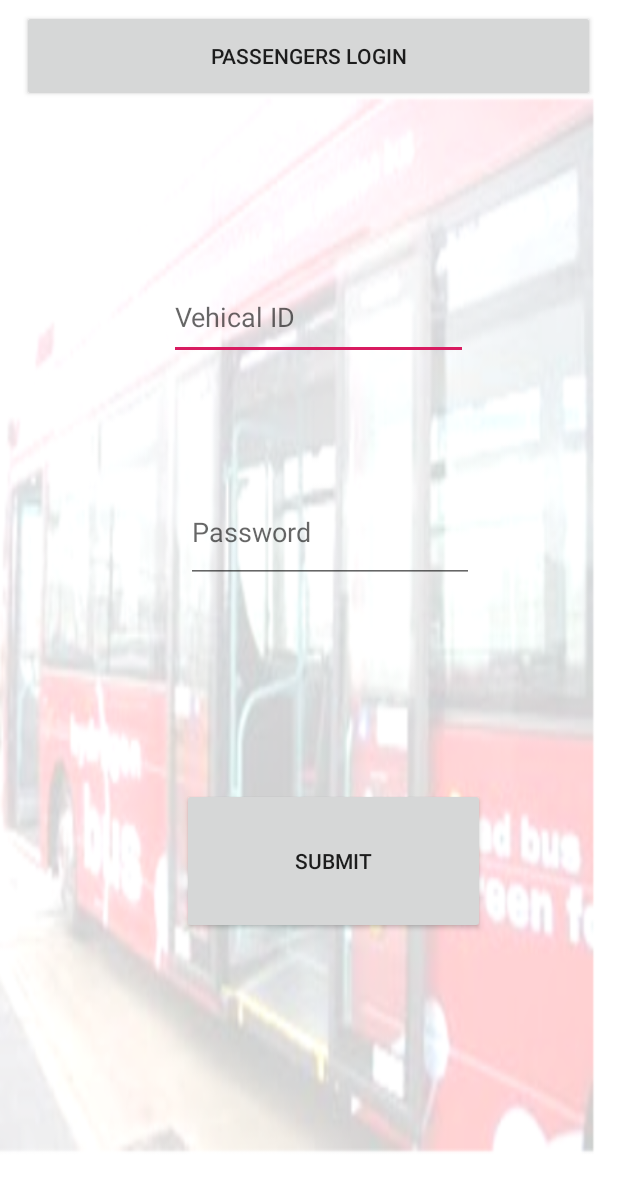
After one commit to vidushaNasome/Ticketing, an Android app: the layout activity_start.xml on its own in the app's theme, with its tools: preview values and no code run, on a phone screen of 412 x 824 dp. The commit adds this screen. Shown: the top 1191 px of the screen. Run offline under Robolectric (Android 15) with nearby library versions, the phone set to English and light mode, and no system bars.

Commit message:
commit sml chngs

```diff
--- a/app/build.gradle
+++ b/app/build.gradle
@@ -30,6 +30,9 @@ dependencies {
     implementation files('..\\libs\\activation.jar')
     implementation files('..\\libs\\additionnal.jar')
     implementation files('..\\libs\\mail.jar')
+    implementation 'com.google.android.material:material:1.2.1'
+    implementation 'androidx.annotation:annotation:1.1.0'
+    implementation 'androidx.lifecycle:lifecycle-extensions:2.2.0'
     testImplementation 'junit:junit:4.12'
     androidTestImplementation 'androidx.test:runner:1.1.1'
     androidTestImplementation 'androidx.test.espresso:espresso-core:3.1.1'
--- a/app/src/main/java/com/example/ticket/Login.java
+++ b/app/src/main/java/com/example/ticket/Login.java
@@ -53,7 +53,7 @@ public class Login extends AppCompatActivity {
         main_nav.setOnClickListener(new View.OnClickListener() {
             @Override
             public void onClick(View view) {
-                Intent i = new Intent(Login.this, MainActivity.class);
+                Intent i = new Intent(Login.this, StartActivity.class);
                 startActivity(i);
             }
         });
--- a/app/src/main/java/com/example/ticket/Ticketing.java
+++ b/app/src/main/java/com/example/ticket/Ticketing.java
@@ -138,8 +138,9 @@ public class Ticketing extends AppCompatActivity {
                 for (RouteFair xx : arrayList) {
                     //Toast.makeText(Ticketing.this, "inside he he he", Toast.LENGTH_SHORT).show();
                    // arrayListnew.add("Route ID: " + xx.getRouteId() + "\n Route: " + xx.getRoute() + "\n Fair:-" + xx.getFair());
-
-                    arrayListnew.add(xx.getRoute()+"@Route ID: " + xx.getRouteId() + " "  + "\n Fair:-" + xx.getFair());
+                    try {
+                        arrayListnew.add(xx.getRoute() + "@Route ID: " + xx.getRouteId() + " " + "\n Fair:-" + xx.getFair());
+                    }catch (Exception e){}
                 }
 
                 displayMethod();
--- /dev/null
+++ b/app/src/main/res/layout/activity_start.xml
@@ -0,0 +1,61 @@
+<?xml version="1.0" encoding="utf-8"?>
+<androidx.constraintlayout.widget.ConstraintLayout xmlns:android="http://schemas.android.com/apk/res/android"
+    xmlns:app="http://schemas.android.com/apk/res-auto"
+    xmlns:tools="http://schemas.android.com/tools"
+    android:layout_width="match_parent"
+    android:layout_height="match_parent"
+    android:background="@drawable/bg2"
+    tools:context=".StartActivity">
+
+    <Button
+        android:id="@+id/normal_login_bt"
+        android:layout_width="382dp"
+        android:layout_height="61dp"
+        android:text="Passengers Login"
+        app:layout_constraintBottom_toBottomOf="parent"
+        app:layout_constraintEnd_toEndOf="parent"
+        app:layout_constraintHorizontal_bias="0.489"
+        app:layout_constraintStart_toStartOf="parent"
+        app:layout_constraintTop_toTopOf="parent"
+        app:layout_constraintVertical_bias="0.009" />
+
+    <EditText
+        android:id="@+id/busname"
+        android:layout_width="199dp"
+        android:layout_height="57dp"
+        android:ems="10"
+        android:hint="Vehical ID"
+        android:inputType="textPersonName"
+        app:layout_constraintBottom_toBottomOf="parent"
+        app:layout_constraintEnd_toEndOf="parent"
+        app:layout_constraintHorizontal_bias="0.531"
+        app:layout_constraintStart_toStartOf="parent"
+        app:layout_constraintTop_toTopOf="parent"
+        app:layout_constraintVertical_bias="0.238" />
+
+    <EditText
+        android:id="@+id/busPassword"
+        android:layout_width="192dp"
+        android:layout_height="68dp"
+        android:ems="10"
+        android:hint="Password"
+        android:inputType="textPassword"
+        app:layout_constraintBottom_toBottomOf="parent"
+        app:layout_constraintEnd_toEndOf="parent"
+        app:layout_constraintHorizontal_bias="0.563"
+        app:layout_constraintStart_toStartOf="parent"
+        app:layout_constraintTop_toTopOf="parent"
+        app:layout_constraintVertical_bias="0.424" />
+
+    <Button
+        android:id="@+id/bussubmit"
+        android:layout_width="202dp"
+        android:layout_height="97dp"
+        android:text="Submit"
+        app:layout_constraintBottom_toBottomOf="parent"
+        app:layout_constraintEnd_toEndOf="parent"
+        app:layout_constraintHorizontal_bias="0.578"
+        app:layout_constraintStart_toStartOf="parent"
+        app:layout_constraintTop_toTopOf="parent"
+        app:layout_constraintVertical_bias="0.723" />
+</androidx.constraintlayout.widget.ConstraintLayout>
--- /dev/null
+++ b/app/src/main/res/values/dimens.xml
@@ -0,0 +1,5 @@
+<resources>
+    <!-- Default screen margins, per the Android Design guidelines. -->
+    <dimen name="activity_horizontal_margin">16dp</dimen>
+    <dimen name="activity_vertical_margin">16dp</dimen>
+</resources>
```
Also changed, not shown: app/src/main/AndroidManifest.xml (+6 -5 lines), app/src/main/java/com/example/ticket/StartActivity.java (added, +56 -0 lines), app/src/main/res/values/strings.xml (+9 -0 lines).
